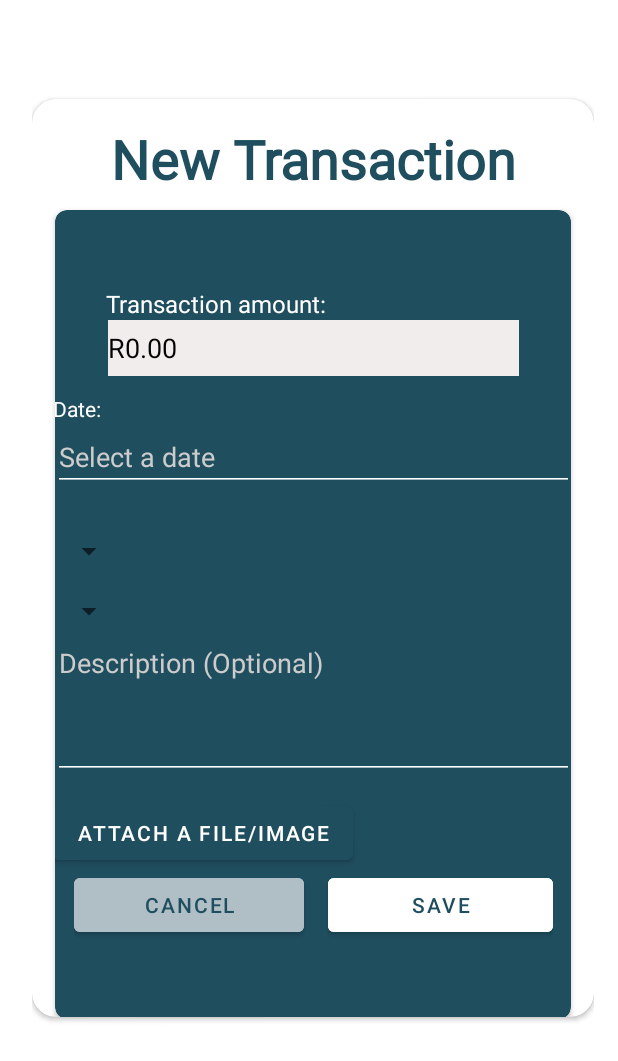
After one commit to JamesWestonKnox/MoneyManager, an Android app: the layout addtransaction_page.xml on its own in the app's theme, with its tools: preview values and no code run, on a phone screen of 412 x 824 dp. The commit adds this screen. Shown: the top 1061 px of the screen. Run offline under Robolectric (Android 15) with nearby library versions, the phone set to English and light mode, and no system bars.

Commit message:
Created add transaction page and its data retrieval functionality

```diff
--- a/app/src/main/AndroidManifest.xml
+++ b/app/src/main/AndroidManifest.xml
@@ -29,6 +29,9 @@
         <activity android:name=".BudgetsActivity" />
         <activity android:name=".TransactionsActivity" />
         <activity android:name=".ReportsActivity" />
+        <activity
+            android:name=".AddTransactionActivity"
+            android:theme="@style/PopupTheme.NoTitleBar" />
 
     </application>
 
--- /dev/null
+++ b/app/src/main/res/layout/addtransaction_page.xml
@@ -0,0 +1,168 @@
+<?xml version="1.0" encoding="utf-8"?>
+<LinearLayout xmlns:android="http://schemas.android.com/apk/res/android"
+    xmlns:app="http://schemas.android.com/apk/res-auto"
+    xmlns:tools="http://schemas.android.com/tools"
+    android:layout_width="match_parent"
+    android:layout_height="wrap_content"
+    android:layout_marginLeft="5dp"
+    android:layout_marginTop="20dp"
+    android:layout_marginBottom="100dp"
+    android:orientation="vertical"
+    android:visibility="visible"
+    android:padding="16dp">
+
+    <androidx.cardview.widget.CardView
+        android:layout_width="match_parent"
+        android:layout_height="wrap_content"
+        android:layout_gravity="center"
+        android:layout_marginTop="30dp"
+        android:layout_marginBottom="30dp"
+        android:background="#FFFEFE"
+        android:clipChildren="false"
+        android:clipToPadding="false"
+        android:elevation="2dp"
+        app:cardBackgroundColor="#FFFFFF"
+        app:cardCornerRadius="16dp"
+        app:contentPaddingBottom="20dp"
+        app:contentPaddingLeft="15dp"
+        app:contentPaddingRight="15dp">
+
+        <LinearLayout
+            android:layout_width="match_parent"
+            android:layout_height="wrap_content"
+            android:layout_gravity="center"
+            android:orientation="vertical">
+
+            <TextView
+                android:id="@+id/tvPageName"
+                android:layout_width="match_parent"
+                android:layout_height="wrap_content"
+                android:layout_gravity="center_horizontal|top"
+                android:layout_marginBottom="-20dp"
+                android:fontFamily="@font/roboto"
+                android:paddingTop="15dp"
+                android:text="New Transaction"
+                android:textAlignment="center"
+                android:textAppearance="@style/TextAppearance.AppCompat.Large"
+                android:textColor="#1F4E5F"
+                android:textSize="36sp"
+                android:textStyle="bold" />
+
+            <androidx.cardview.widget.CardView
+                android:id="@+id/text"
+                android:layout_width="match_parent"
+                android:layout_height="539dp"
+                android:layout_gravity="center"
+                android:layout_marginTop="30dp"
+                android:background="#1F4E5F"
+                android:paddingBottom="15dp"
+                app:cardBackgroundColor="#1F4E5F"
+                app:cardCornerRadius="8dp">
+
+                <LinearLayout
+                    android:layout_width="347dp"
+                    android:layout_height="wrap_content"
+                    android:layout_gravity="center"
+                    android:orientation="vertical">
+
+                    <TextView
+                        android:layout_width="wrap_content"
+                        android:layout_height="wrap_content"
+                        android:layout_marginLeft="35dp"
+                        android:text="Transaction amount:"
+                        android:textColor="#FFFFFF"
+                        android:textSize="16sp"
+                        android:textStyle="normal" />
+
+                    <EditText
+                        android:id="@+id/edtAmount"
+                        android:layout_width="274dp"
+                        android:layout_height="37dp"
+                        android:layout_gravity="center"
+                        android:layout_marginBottom="12dp"
+                        android:background="#F8F7F7"
+                        android:backgroundTint="#F1EDED"
+                        android:hint="R0.00"
+                        android:inputType="numberDecimal"
+                        android:textColor="#0B0B0B"
+                        android:textColorHint="#040404" />
+
+                    <TextView
+                        android:layout_width="match_parent"
+                        android:layout_height="wrap_content"
+                        android:text="Date:"
+                        android:textColor="#FFFFFF" />
+
+                    <EditText
+                        android:id="@+id/editTextDate"
+                        android:layout_width="match_parent"
+                        android:layout_height="wrap_content"
+                        android:hint="Select a date"
+                        android:focusable="false"
+                        android:clickable="true"
+                        android:textColor="#FFFFFF"
+                        android:textColorHint="#CCCCCC"
+                        android:backgroundTint="#FFFFFF"
+                        android:layout_marginBottom="12dp" />
+
+
+                    <Spinner
+                        android:id="@+id/spinnerTransactionType"
+                        android:layout_width="wrap_content"
+                        android:layout_height="wrap_content"
+                        android:layout_marginTop="16dp"/>
+
+                    <Spinner
+                        android:id="@+id/spinnerTransactionCategory"
+                        android:layout_width="wrap_content"
+                        android:layout_height="wrap_content"
+                        android:layout_marginTop="16dp"/>
+
+                    <EditText
+                        android:id="@+id/edtDescription"
+                        android:layout_width="match_parent"
+                        android:layout_height="100dp"
+                        android:layout_marginBottom="12dp"
+                        android:backgroundTint="#FFFFFF"
+                        android:gravity="top"
+                        android:hint="Description (Optional)"
+                        android:textColor="#FFFFFF"
+                        android:textColorHint="#CCCCCC" />
+
+                    <Button
+                        android:id="@+id/btnAttachFile"
+                        android:layout_width="wrap_content"
+                        android:layout_height="wrap_content"
+                        android:text="Attach a file/Image" />
+
+                    <LinearLayout
+                        android:layout_width="319dp"
+                        android:layout_height="wrap_content"
+                        android:layout_gravity="center"
+                        android:orientation="horizontal"
+                        android:weightSum="2">
+
+                        <Button
+                            android:layout_width="wrap_content"
+                            android:layout_height="match_parent"
+                            android:layout_marginEnd="8dp"
+                            android:layout_weight="1"
+                            android:backgroundTint="#B0BEC5"
+                            android:text="Cancel"
+                            android:textColor="#1F4E5F" />
+
+                        <Button
+                            android:layout_width="wrap_content"
+                            android:layout_height="wrap_content"
+                            android:layout_marginStart="8dp"
+                            android:layout_weight="1"
+                            android:backgroundTint="#FFFFFF"
+                            android:text="Save"
+                            android:textColor="#1F4E5F" />
+                    </LinearLayout>
+
+                </LinearLayout>
+            </androidx.cardview.widget.CardView>
+        </LinearLayout>
+    </androidx.cardview.widget.CardView>
+</LinearLayout>
--- a/app/src/main/res/values/themes.xml
+++ b/app/src/main/res/values/themes.xml
@@ -7,4 +7,12 @@
         <item name="colorSecondary">#03DAC6</item>
         <item name="colorOnSecondary">#000000</item>
     </style>
+    <style name="PopupTheme.NoTitleBar" parent="Theme.AppCompat.Dialog">
+        <item name="windowNoTitle">true</item>
+        <item name="android:windowIsFloating">true</item>
+        <item name="android:backgroundDimEnabled">true</item>
+        <item name="android:backgroundDimAmount">0.3</item>
+        <item name="android:windowBackground">@android:color/transparent</item>
+    </style>
+
 </resources>
```
Also changed, not shown: app/src/main/java/com/example/moneymanager/AddTransactionActivity.kt (added, +177 -0 lines), app/src/main/java/com/example/moneymanager/TransactionsActivity.kt (+8 -0 lines), app/src/main/res/layout/transactions_page.xml (+4 -4 lines).
